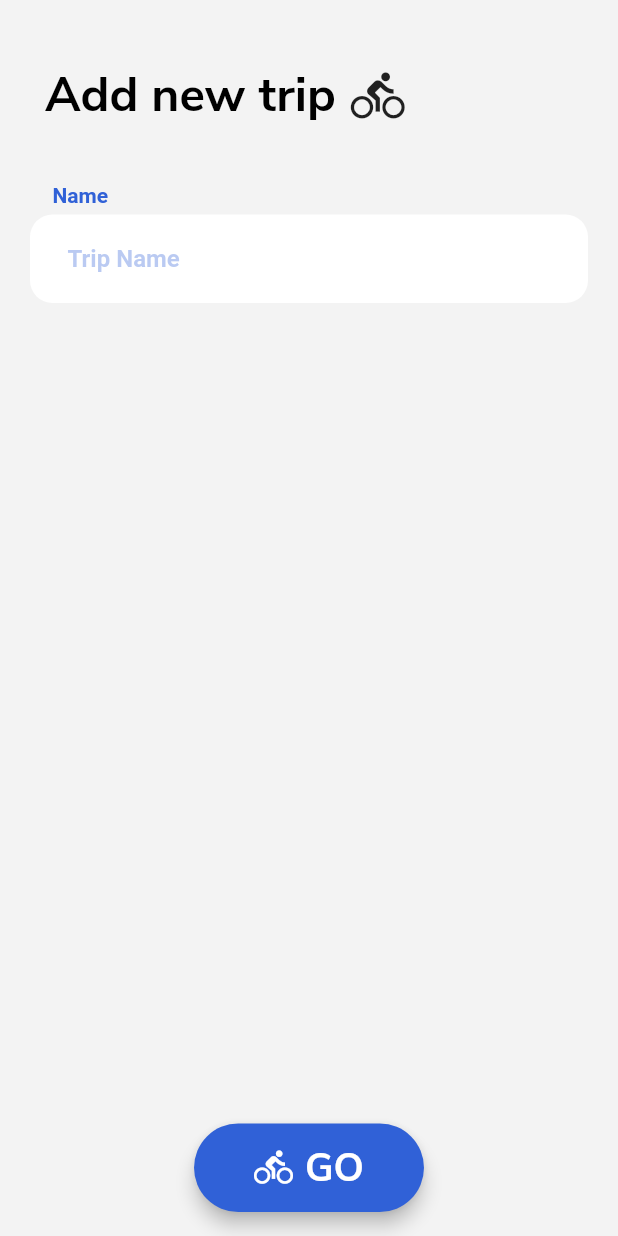
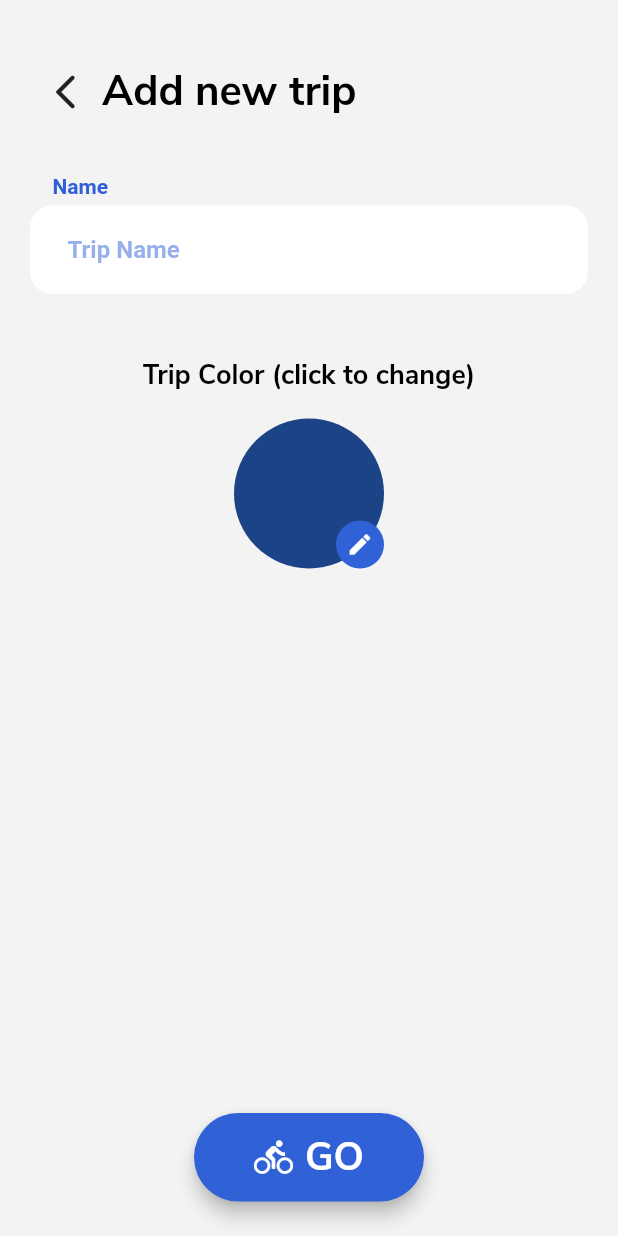
Before and after one commit to F-Y-E-F/Live-Ride-Flutter-App, a Flutter app: the screen it shows after launch, on a phone screen of 412 x 824 dp. Run offline on Flutter 3.47's test engine with Material 2 defaults, Android fonts, the phone set to English and light mode, and no system bars; our stand-ins replace flutter_colorpicker, geolocator, google_maps_flutter.

Commit message:
make add new screen

```diff
--- a/lib/screens/add_trip_screen.dart
+++ b/lib/screens/add_trip_screen.dart
@@ -1,6 +1,6 @@
-import 'package:flutter/cupertino.dart';
+import 'dart:math';
 import 'package:flutter/material.dart';
-import 'package:flutter/painting.dart';
+import 'package:flutter_colorpicker/flutter_colorpicker.dart';
 import '../screens/ride_screen.dart';
 
 class AddTripScreen extends StatefulWidget {
@@ -11,59 +11,165 @@ class AddTripScreen extends StatefulWidget {
 }
 
 class _AddTripScreenState extends State<AddTripScreen> {
+  Color _pickerColor =
+      Color((Random().nextDouble() * 0xFFFFFF).toInt()).withOpacity(1.0);
+  Color _currentColor =
+      Color((Random().nextDouble() * 0xFFFFFF).toInt()).withOpacity(1.0);
+
   @override
   Widget build(BuildContext context) {
+    if (_pickerColor != _currentColor) _currentColor = _pickerColor;
     final theme = Theme.of(context);
     return Scaffold(
       backgroundColor: Color(0xFFF3F3F3),
       body: SafeArea(
         child: Padding(
-          padding: const EdgeInsets.fromLTRB(20,42,20,0),
+          padding: const EdgeInsets.fromLTRB(20, 42, 20, 0),
           child: Column(
             crossAxisAlignment: CrossAxisAlignment.start,
             children: [
               Padding(
-                  padding: const EdgeInsets.only(left:10.0,bottom: 36),
+                padding: const EdgeInsets.only(left: 10.0, bottom: 36),
                 child: Row(
+                  crossAxisAlignment: CrossAxisAlignment.center,
                   children: [
-                      Text("Add new trip",style:theme.textTheme.headline4),
-                      SizedBox(width: 10,),
-                      Icon(Icons.directions_bike,size: 36,)
+                    GestureDetector(
+                      onTap: () => Navigator.of(context).pop(),
+                      child: Icon(
+                        Icons.arrow_back_ios_rounded,
+                        size: 28,
+                      ),
+                    ),
+                    SizedBox(
+                      width: 10,
+                    ),
+                    Text("Add new trip",
+                        style:
+                            theme.textTheme.headline4.copyWith(fontSize: 28)),
+                    SizedBox(
+                      width: 10,
+                    ),
                   ],
                 ),
               ),
               Padding(
-                padding: const EdgeInsets.only(left:15.0,bottom: 5),
-                child: Text('Name',style: TextStyle(
-                    color: theme.primaryColor,
-                    fontWeight: FontWeight.w600
-                ),),
+                padding: const EdgeInsets.only(left: 15.0, bottom: 5),
+                child: Text(
+                  'Name',
+                  style: TextStyle(
+                      color: theme.primaryColor, fontWeight: FontWeight.w600),
+                ),
               ),
               TextField(
                 decoration: InputDecoration(
-                  contentPadding: EdgeInsets.symmetric(horizontal: 25,vertical: 20),
+                  contentPadding:
+                      EdgeInsets.symmetric(horizontal: 25, vertical: 20),
                   hintText: 'Trip Name',
                   border: OutlineInputBorder(
                       borderRadius: BorderRadius.circular(15),
-                    borderSide: BorderSide.none
-                  ),
+                      borderSide: BorderSide.none),
                   fillColor: Colors.white,
                   filled: true,
-                  hintStyle: TextStyle(
-                    color: theme.primaryColor.withAlpha(85)
+                  hintStyle:
+                      TextStyle(color: theme.primaryColor.withOpacity(0.5)),
+                ),
+                style: TextStyle(
+                    color: theme.primaryColor, fontWeight: FontWeight.w600),
+                cursorColor: theme.primaryColor,
+              ),
+              const SizedBox(
+                height: 42,
+              ),
+              Align(
+                  alignment: Alignment.center,
+                  child: Text(
+                    'Trip Color (click to change)',
+                    style:
+                        theme.textTheme.headline5.copyWith(color: Colors.black),
+                  )),
+              const SizedBox(
+                height: 16,
+              ),
+              Align(
+                alignment: Alignment.center,
+                child: GestureDetector(
+                  onTap: () => showDialog(
+                      context: context,
+                      builder: (context) => AlertDialog(
+                            title: const Text('Pick a color!'),
+                            content: SingleChildScrollView(
+                              child: ColorPicker(
+                                pickerColor: _pickerColor,
+                                onColorChanged: _changeColor,
+                                showLabel: true,
+                                pickerAreaHeightPercent: 0.8,
                               ),
                             ),
-                style: TextStyle(
+                            actions: <Widget>[
+                              TextButton(
+                                child: const Text('Cancel'),
+                                onPressed: () {
+                                  Navigator.of(context).pop();
+                                },
+                                style: TextButton.styleFrom(
+                                    textStyle: TextStyle(
                                         color: theme.primaryColor,
-                  fontWeight: FontWeight.w600
+                                        fontWeight: FontWeight.w600)),
                               ),
-                cursorColor: theme.primaryColor,
+                              TextButton(
+                                child: const Text('Choose'),
+                                onPressed: () {
+                                  setState(() => _currentColor = _pickerColor);
+                                  Navigator.of(context).pop();
+                                },
+                                style: TextButton.styleFrom(
+                                    textStyle: TextStyle(
+                                        color: theme.primaryColor,
+                                        fontWeight: FontWeight.w600)),
+                              ),
+                            ],
+                          )),
+                  child: Container(
+                    height: 100,
+                    width: 100,
+                    child: Stack(
+                      children: [
+                        Align(
+                          alignment: Alignment.center,
+                          child: Container(
+                            width: 100,
+                            height: 100,
+                            decoration: BoxDecoration(
+                                color: _currentColor, shape: BoxShape.circle),
+                          ),
+                        ),
+                        Align(
+                          alignment: Alignment.bottomRight,
+                          child: Container(
+                            child: Icon(
+                              Icons.edit,
+                              size: 18,
+                              color: Colors.white,
+                            ),
+                            width: 32,
+                            height: 32,
+                            decoration: BoxDecoration(
+                                color: theme.primaryColor,
+                                shape: BoxShape.circle),
+                          ),
+                        ),
+                      ],
+                    ),
+                  ),
+                ),
               )
             ],
           ),
         ),
       ),
-      floatingActionButton: TextButton.icon(
+      floatingActionButton: Container(
+        margin: const EdgeInsets.only(bottom: 7),
+        child: TextButton.icon(
           icon: Icon(
             Icons.directions_bike,
             color: Colors.white,
@@ -71,18 +177,23 @@ class _AddTripScreenState extends State<AddTripScreen> {
           ),
           style: TextButton.styleFrom(
             elevation: 5,
-          shape:
-              RoundedRectangleBorder(borderRadius: BorderRadius.circular(100)),
+            shape: RoundedRectangleBorder(
+                borderRadius: BorderRadius.circular(100)),
             backgroundColor: theme.primaryColor,
             padding: const EdgeInsets.symmetric(horizontal: 40, vertical: 12),
           ),
-        onPressed: () => Navigator.of(context).pushNamed(RideScreen.routeName),
+          onPressed: () =>
+              Navigator.of(context).pushNamed(RideScreen.routeName),
           label: Text(
             "GO",
-          style: theme.textTheme.headline4.copyWith(color: Colors.white,fontSize: 26),
+            style: theme.textTheme.headline4
+                .copyWith(color: Colors.white, fontSize: 26),
+          ),
         ),
       ),
       floatingActionButtonLocation: FloatingActionButtonLocation.centerFloat,
     );
   }
+
+  void _changeColor(Color color) => setState(() => _pickerColor = color);
 }
--- a/lib/screens/ride_screen.dart
+++ b/lib/screens/ride_screen.dart
@@ -410,7 +410,9 @@ class _RideScreenState extends State<RideScreen> with TickerProviderStateMixin {
                 ],
               )
             : Center(
-                child: CircularProgressIndicator(),
+                child: CircularProgressIndicator(
+                  valueColor: AlwaysStoppedAnimation<Color>(theme.primaryColor),
+                ),
               ),
       ),
     );
```
Also changed, not shown: pubspec.lock. Lines whose indentation alone changed are shown as unchanged.
